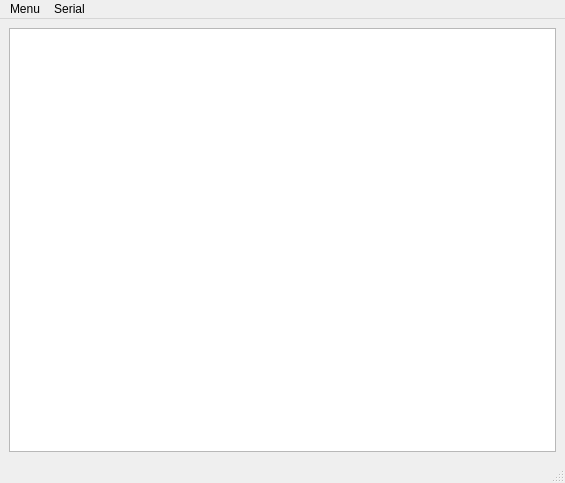
First picture: the form in simple_display/UI/Layouts/Ui_MainWindow.ui, repository mjbogusz/artificial-skin, before the edit.
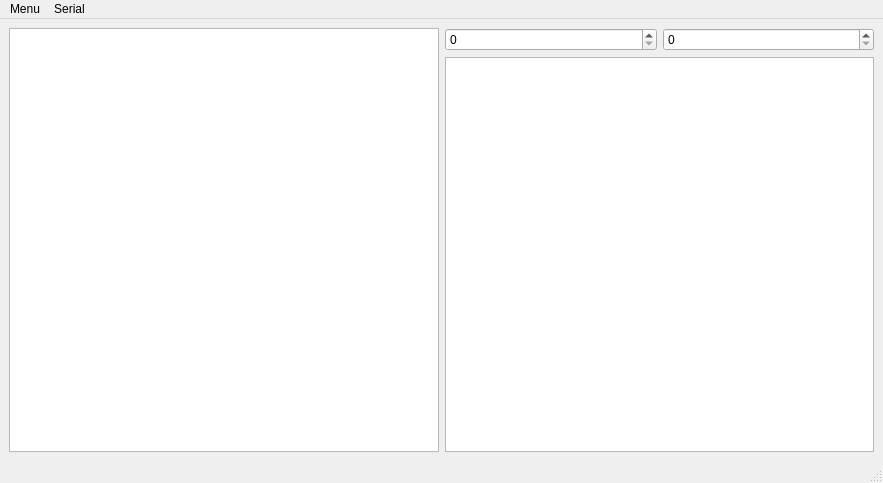
Second picture: the form after the edit. Custom widgets are drawn as their Qt base class.

```diff
--- a/simple_display/UI/Layouts/Ui_MainWindow.ui
+++ b/simple_display/UI/Layouts/Ui_MainWindow.ui
@@ -6,7 +6,7 @@
    <rect>
     <x>0</x>
     <y>0</y>
-    <width>565</width>
+    <width>883</width>
     <height>483</height>
    </rect>
   </property>
@@ -14,10 +14,27 @@
    <string>MainWindow</string>
   </property>
   <widget class="QWidget" name="centralwidget">
-   <layout class="QGridLayout" name="gridLayout">
-    <item row="0" column="0">
+   <layout class="QHBoxLayout" name="horizontalLayout">
+    <item>
      <widget class="QGraphicsView" name="mainView"/>
     </item>
+    <item>
+     <layout class="QVBoxLayout" name="verticalLayout">
+      <item>
+       <layout class="QHBoxLayout" name="horizontalLayout_2">
+        <item>
+         <widget class="QSpinBox" name="columnSpinBox"/>
+        </item>
+        <item>
+         <widget class="QSpinBox" name="rowSpinBox"/>
+        </item>
+       </layout>
+      </item>
+      <item>
+       <widget class="PlotWidget" name="plotWidget"/>
+      </item>
+     </layout>
+    </item>
    </layout>
   </widget>
   <widget class="QMenuBar" name="menubar">
@@ -25,7 +42,7 @@
     <rect>
      <x>0</x>
      <y>0</y>
-     <width>565</width>
+     <width>883</width>
      <height>22</height>
     </rect>
    </property>
@@ -77,6 +94,13 @@
    </property>
   </action>
  </widget>
+ <customwidgets>
+  <customwidget>
+   <class>PlotWidget</class>
+   <extends>QGraphicsView</extends>
+   <header>pyqtgraph.h</header>
+  </customwidget>
+ </customwidgets>
  <resources/>
  <connections>
   <connection>
```
